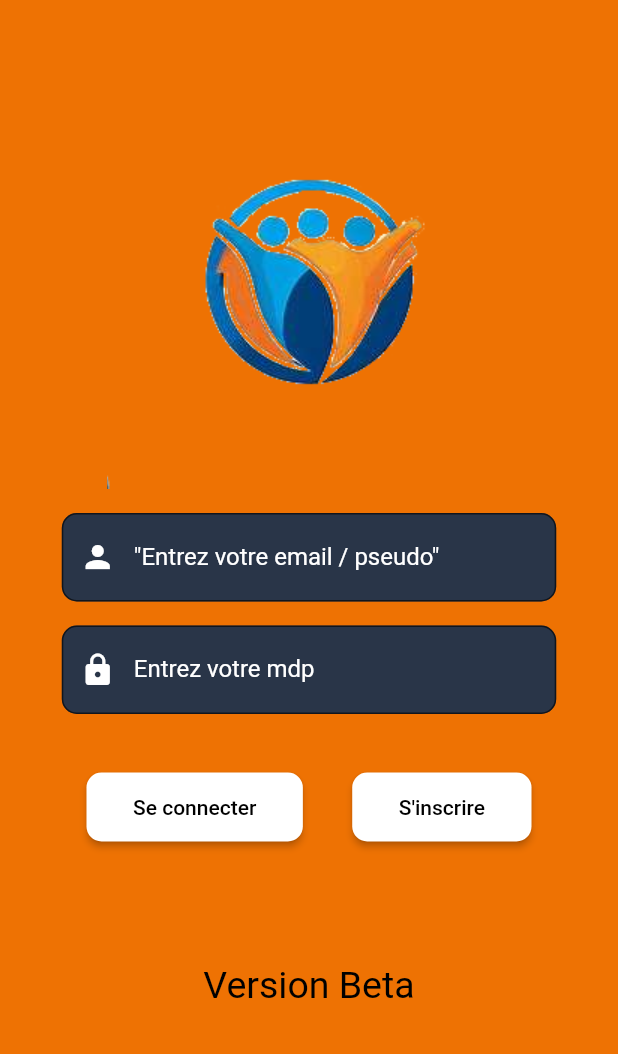
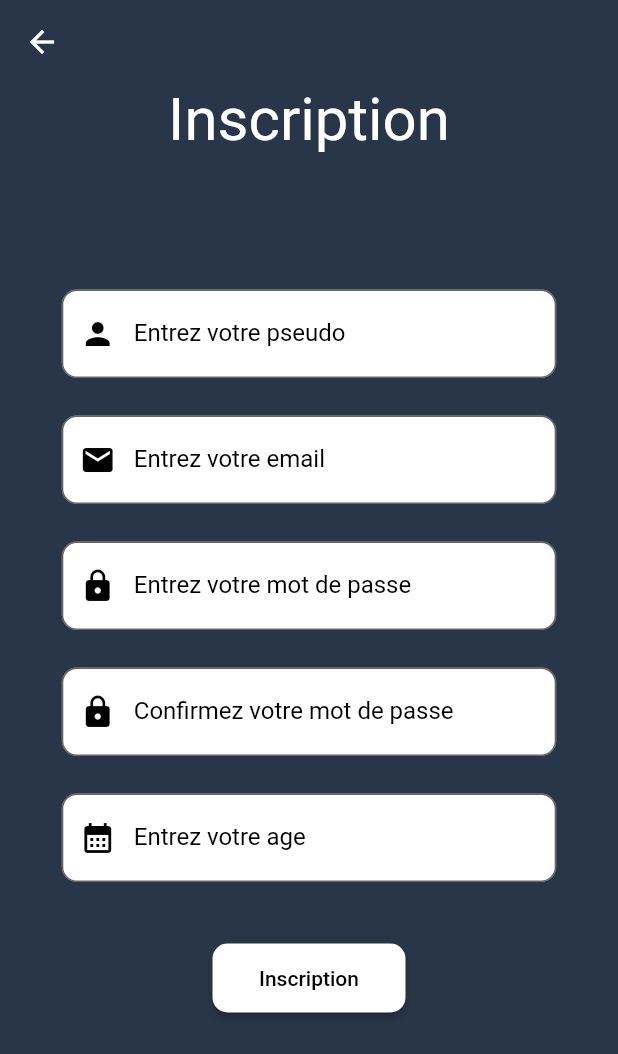
Before and after one commit to florianpoteau/App-reseau-musculation-mobile, a Flutter app: the screen it shows after launch, after a tap on "S'inscrire", on a phone screen of 412 x 824 dp. Shown: the top 1054 px of the screen. Run offline on Flutter 3.47's test engine with Material 2 defaults, Android fonts, the light colour scheme and no system bars; our stand-ins replace dio, flutter_secure_storage; missing offline and left inert: test; network calls fail.

Commit message:
feat: Création du formulaire d'inscrire et de la class User

```diff
--- a/lib/main.dart
+++ b/lib/main.dart
@@ -10,8 +10,8 @@ class MyApp extends StatelessWidget {
   @override
   Widget build(BuildContext context) {
     return MaterialApp(
-        title: "Search Game",
-        home: HomePage(),
+        title: "RenconSport",
+        home: Connexion(),
         theme: CustomTheme.defaultTheme);
   }
 }
--- /dev/null
+++ b/lib/models/user.dart
@@ -0,0 +1,20 @@
+class User {
+  final String email;
+  final String username;
+  final String password;
+  final int age;
+
+  User(
+      {required this.email,
+      required this.username,
+      required this.password,
+      required this.age});
+
+  factory User.fromJson(Map<String, dynamic> json) {
+    return User(
+        username: json['username'],
+        email: json['email'],
+        age: json['age'],
+        password: json['password']);
+  }
+}
--- a/lib/screen/Connexion/connexion.dart
+++ b/lib/screen/Connexion/connexion.dart
@@ -3,19 +3,21 @@ import 'dart:convert';
 import 'package:flutter/material.dart';
 import 'package:flutter_secure_storage/flutter_secure_storage.dart';
 import 'package:renconsport/models/session.dart';
-import 'package:renconsport/screen/Connexion/inputTexte.dart';
+import 'package:renconsport/screen/widget/bouton.dart';
+import 'package:renconsport/screen/widget/inputTexte.dart';
+import 'package:renconsport/screen/Inscription/inscription.dart';
 import 'package:renconsport/services/authToken/fetchToken.dart';
 import 'package:renconsport/services/theme.dart';
 import 'package:renconsport/screen/Homepage/homepage.dart';
 
-class HomePage extends StatefulWidget {
-  const HomePage({Key? key}) : super(key: key);
+class Connexion extends StatefulWidget {
+  const Connexion({Key? key}) : super(key: key);
 
   @override
-  State<HomePage> createState() => _HomePageState();
+  State<Connexion> createState() => _HomePageState();
 }
 
-class _HomePageState extends State<HomePage> {
+class _HomePageState extends State<Connexion> {
   TextEditingController emailController = TextEditingController();
   TextEditingController passwordController = TextEditingController();
   Future<Token>? _futureTokens;
@@ -47,6 +49,9 @@ class _HomePageState extends State<HomePage> {
                         text: '"Entrez votre email / pseudo"',
                         controller: emailController,
                         showPassword: false,
+                        colorInput: Color(0xFF293548),
+                        colorTexte: Colors.white,
+                        type: TextInputType.text,
                       ),
                       SizedBox(height: 16),
                       InputTexte(
@@ -54,17 +59,19 @@ class _HomePageState extends State<HomePage> {
                         text: "Entrez votre mdp",
                         controller: passwordController,
                         showPassword: true,
+                        colorInput: Color(0xFF293548),
+                        colorTexte: Colors.white,
+                        type: TextInputType.text,
                       ),
                       SizedBox(height: 38),
                       Row(
                         mainAxisAlignment: MainAxisAlignment.spaceAround,
                         children: [
-                          ElevatedButton(
+                          Button(
                             onPressed: () async {
                               setState(() {
                                 String email = emailController.text;
                                 String password = passwordController.text;
-
                                 _futureTokens =
                                     Service.fetchToken(email, password);
                               });
@@ -80,39 +87,16 @@ class _HomePageState extends State<HomePage> {
                                 print(e);
                               }
                             },
-                            child: Padding(
-                              padding: EdgeInsets.all(15.0),
-                              child: Text(
-                                "Se connecter",
-                                style: TextStyle(color: Colors.black),
-                              ),
-                            ),
-                            style: ButtonStyle(
-                                shape: MaterialStateProperty.all<
-                                        RoundedRectangleBorder>(
-                                    RoundedRectangleBorder(
-                                  borderRadius: BorderRadius.circular(10.0),
-                                )),
-                                backgroundColor:
-                                    MaterialStateProperty.all(Colors.white)),
+                            texte: "Se connecter",
                           ),
-                          ElevatedButton(
-                            onPressed: () {},
-                            child: Padding(
-                              padding: EdgeInsets.all(15.0),
-                              child: Text(
-                                "S'inscrire",
-                                style: TextStyle(color: Colors.black),
-                              ),
-                            ),
-                            style: ButtonStyle(
-                                shape: MaterialStateProperty.all<
-                                        RoundedRectangleBorder>(
-                                    RoundedRectangleBorder(
-                                  borderRadius: BorderRadius.circular(10.0),
-                                )),
-                                backgroundColor:
-                                    MaterialStateProperty.all(Colors.white)),
+                          Button(
+                            onPressed: () {
+                              Navigator.push(
+                                  context,
+                                  MaterialPageRoute(
+                                      builder: ((context) => Inscription())));
+                            },
+                            texte: "S'inscrire",
                           ),
                         ],
                       ),
--- /dev/null
+++ b/lib/screen/Inscription/inscription.dart
@@ -0,0 +1,148 @@
+import 'package:flutter/material.dart';
+import 'package:renconsport/screen/Connexion/connexion.dart';
+import 'package:renconsport/screen/widget/bouton.dart';
+import 'package:renconsport/screen/widget/inputTexte.dart';
+import 'package:renconsport/services/theme.dart';
+
+class Inscription extends StatefulWidget {
+  const Inscription({super.key});
+
+  @override
+  State<Inscription> createState() => _InscriptionState();
+}
+
+class _InscriptionState extends State<Inscription> {
+  TextEditingController pseudoController = TextEditingController();
+  TextEditingController emailController = TextEditingController();
+  TextEditingController firstPasswordController = TextEditingController();
+  TextEditingController secondPasswordController = TextEditingController();
+  TextEditingController ageController = TextEditingController();
+  @override
+  Widget build(BuildContext context) {
+    return Scaffold(
+      appBar: AppBar(
+        centerTitle: true,
+        backgroundColor: CustomTheme.Colorblue,
+      ),
+      backgroundColor: CustomTheme.Colorblue,
+      body: SingleChildScrollView(
+        child: Center(
+          child: Column(
+            children: [
+              Text(
+                'Inscription',
+                style: TextStyle(color: Colors.white, fontSize: 40),
+              ),
+              SizedBox(height: 90),
+              Container(
+                width: MediaQuery.of(context).size.width * 0.8,
+                child: Form(
+                  child: Column(
+                    children: [
+                      InputTexte(
+                        controller: pseudoController,
+                        icon: Icons.person,
+                        showPassword: false,
+                        text: "Entrez votre pseudo",
+                        colorInput: Colors.white,
+                        colorTexte: Colors.black,
+                        type: TextInputType.text,
+                      ),
+                      SizedBox(height: 25),
+                      InputTexte(
+                        icon: Icons.email,
+                        text: "Entrez votre email",
+                        controller: emailController,
+                        showPassword: false,
+                        colorInput: Colors.white,
+                        colorTexte: Colors.black,
+                        type: TextInputType.text,
+                      ),
+                      SizedBox(height: 25),
+                      InputTexte(
+                        icon: Icons.lock,
+                        text: "Entrez votre mot de passe",
+                        controller: firstPasswordController,
+                        showPassword: true,
+                        colorInput: Colors.white,
+                        colorTexte: Colors.black,
+                        type: TextInputType.text,
+                      ),
+                      SizedBox(height: 25),
+                      InputTexte(
+                        icon: Icons.lock,
+                        text: "Confirmez votre mot de passe",
+                        controller: secondPasswordController,
+                        showPassword: true,
+                        colorInput: Colors.white,
+                        colorTexte: Colors.black,
+                        type: TextInputType.text,
+                      ),
+                      SizedBox(height: 25),
+                      InputTexte(
+                          icon: Icons.calendar_month,
+                          text: "Entrez votre age",
+                          controller: ageController,
+                          showPassword: false,
+                          colorInput: Colors.white,
+                          colorTexte: Colors.black,
+                          type: TextInputType.number),
+                      SizedBox(height: 40),
+                      Button(
+                        onPressed: () async {
+                          String pseudo = pseudoController.text;
+                          String email = emailController.text;
+                          String firstPassword = firstPasswordController.text;
+                          String secondPassword = secondPasswordController.text;
+
+                          // Mot de passe qui corresponde:
+                          if (firstPassword == secondPassword) {
+                            try {
+                              Navigator.push(
+                                context,
+                                MaterialPageRoute(
+                                    builder: ((context) => Connexion())),
+                              );
+                            } catch (e) {
+                              print(e);
+                            }
+                          } else {
+                            // mots de passe qui corresponde pas:
+                            showDialog(
+                              context: context,
+                              builder: (context) {
+                                return AlertDialog(
+                                  title: Text(
+                                    'Erreur',
+                                    style: TextStyle(color: Colors.black),
+                                  ),
+                                  content: Text(
+                                    'Les mots de passe ne correspondent pas.',
+                                    style: TextStyle(color: Colors.black),
+                                  ),
+                                  actions: <Widget>[
+                                    TextButton(
+                                      onPressed: () {
+                                        Navigator.of(context).pop();
+                                      },
+                                      child: Text('OK'),
+                                    ),
+                                  ],
+                                );
+                              },
+                            );
+                          }
+                        },
+                        texte: "Inscription",
+                      )
+                    ],
+                  ),
+                ),
+              ),
+            ],
+          ),
+        ),
+      ),
+    );
+  }
+}
--- /dev/null
+++ b/lib/screen/widget/bouton.dart
@@ -0,0 +1,33 @@
+import 'package:flutter/material.dart';
+
+class Button extends StatelessWidget {
+  final VoidCallback onPressed;
+  final String texte;
+
+  Button({
+    required this.onPressed,
+    required this.texte,
+  });
+
+  @override
+  Widget build(BuildContext context) {
+    return ElevatedButton(
+      onPressed: onPressed,
+      child: Padding(
+        padding: EdgeInsets.all(15.0),
+        child: Text(
+          texte,
+          style: TextStyle(color: Colors.black),
+        ),
+      ),
+      style: ButtonStyle(
+        shape: MaterialStateProperty.all<RoundedRectangleBorder>(
+          RoundedRectangleBorder(
+            borderRadius: BorderRadius.circular(10.0),
+          ),
+        ),
+        backgroundColor: MaterialStateProperty.all(Colors.white),
+      ),
+    );
+  }
+}
--- a/lib/screen/Connexion/inputTexte.dart
+++ b/lib/screen/widget/inputTexte.dart
@@ -7,32 +7,39 @@ class InputTexte extends StatelessWidget {
       required this.icon,
       required this.text,
       required this.controller,
-      required this.showPassword});
+      required this.showPassword,
+      required this.colorInput,
+      required this.colorTexte,
+      required this.type});
 
   final IconData icon;
   final String text;
   final bool showPassword;
   final TextEditingController controller;
+  final Color colorInput;
+  final Color colorTexte;
+  final TextInputType type;
 
   @override
   Widget build(BuildContext context) {
     return TextFormField(
+      keyboardType: type,
       obscureText: showPassword,
       controller: controller,
       decoration: InputDecoration(
         labelText: text,
         prefixIcon: Icon(
           icon,
-          color: Colors.white,
+          color: colorTexte,
         ),
         border: OutlineInputBorder(
           borderRadius: BorderRadius.circular(10.0),
         ),
-        labelStyle: TextStyle(color: Colors.white),
+        labelStyle: TextStyle(color: colorTexte),
         filled: true,
-        fillColor: CustomTheme.Colorblue,
+        fillColor: colorInput,
       ),
-      style: TextStyle(color: Colors.white),
+      style: TextStyle(color: colorTexte),
     );
   }
 }
--- /dev/null
+++ b/lib/services/AuthRegister/authRegister.dart
@@ -0,0 +1 @@
+class authRegister {}
--- a/lib/services/authToken/fetchToken.dart
+++ b/lib/services/authToken/fetchToken.dart
@@ -15,7 +15,7 @@ class Service {
 
     try {
       final response = await dio.post(
-        'http://192.168.0.106:8000/api/login_check',
+        'http://192.168.0.34:8000/api/login_check',
         data: authData,
       );
 
--- a/lib/services/theme.dart
+++ b/lib/services/theme.dart
@@ -4,6 +4,7 @@ class CustomTheme {
   static final ThemeData defaultTheme = _buildTheme();
   static const Colorblue = Color(0xFF293548);
   static const Colororange = Color(0xFFee7203);
+  static const ColorBackButton = Colors.white;
   // static const ColorFond = Color.fromRGBO(6, 4, 9, 1);
 
   static ThemeData _buildTheme() {
@@ -12,7 +13,7 @@ class CustomTheme {
     return build.copyWith(
       scaffoldBackgroundColor: Colororange,
       appBarTheme: AppBarTheme(
-        iconTheme: IconThemeData(color: Colororange),
+        iconTheme: IconThemeData(color: ColorBackButton),
         backgroundColor: Colororange,
         elevation: 0,
       ),
```
